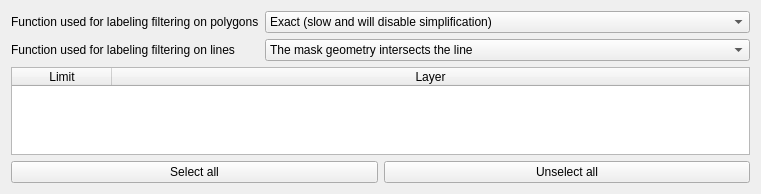
First picture: the form in mask/ui/ui_layer_list.ui, repository aeag/mask, before the edit.
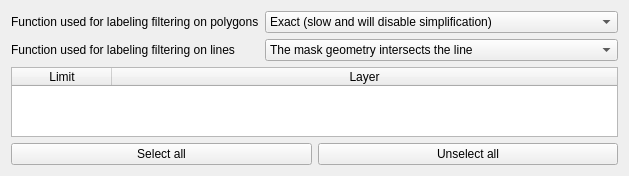
Second picture: the form after the edit.

What changed in the file:
```diff
--- a/mask/ui/ui_layer_list.ui
+++ b/mask/ui/ui_layer_list.ui
@@ -6,8 +6,8 @@
    <rect>
     <x>0</x>
     <y>0</y>
-    <width>761</width>
-    <height>194</height>
+    <width>562</width>
+    <height>174</height>
    </rect>
   </property>
   <property name="windowTitle">
```
